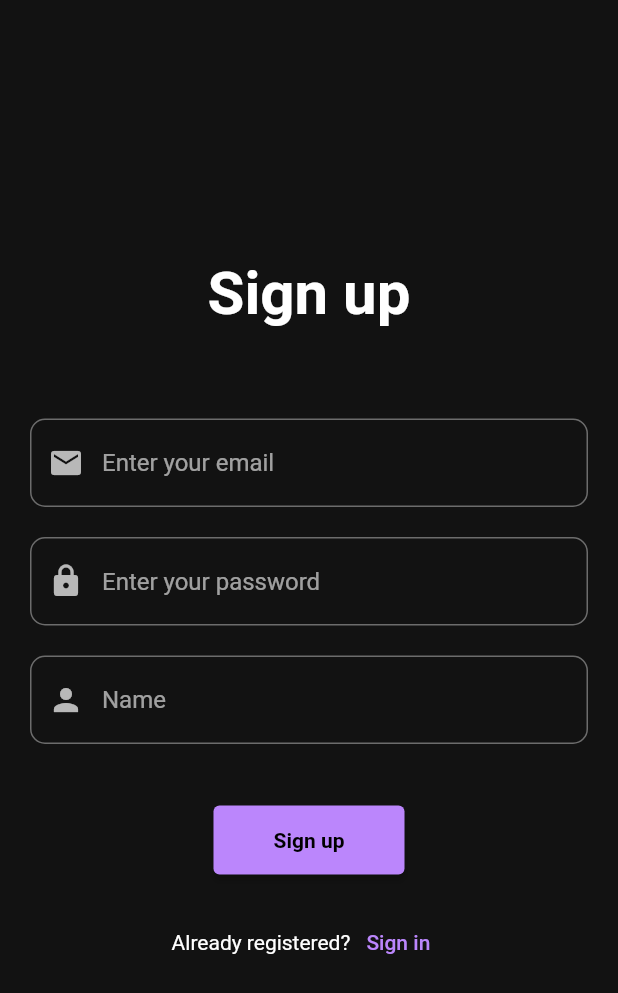
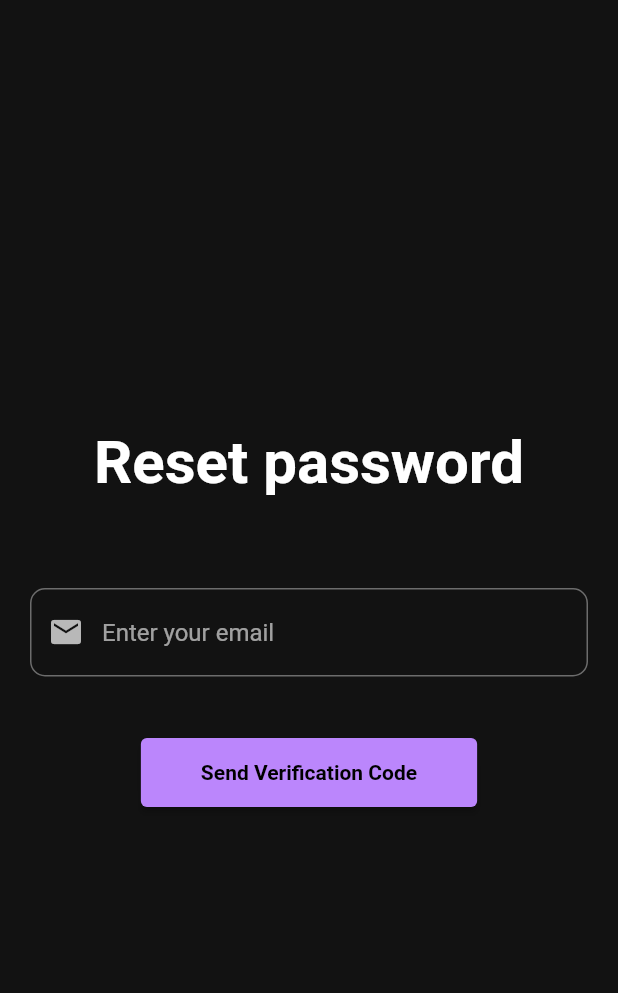
Before and after one commit to leejh903/kas-wallet-connector-example-bapp, a Flutter app: the screen it shows after launch, after a tap on "Forgot Password?", on a phone screen of 412 x 824 dp. Shown: the top 993 px of the screen. Run offline on Flutter 3.47's test engine with Material 2 defaults, Android fonts, the light colour scheme and no system bars; our stand-ins replace email_validator, flutter_dotenv, flutter_secure_storage.

Commit message:
implemented forgot passwrod screen and backend code

```diff
--- /dev/null
+++ b/lib/screen/forgot_pw_screen.dart
@@ -0,0 +1,193 @@
+import 'dart:convert';
+
+import 'package:crypto/crypto.dart';
+import 'package:email_validator/email_validator.dart';
+import 'package:flutter/material.dart';
+import 'package:kas_wallet_connector_example_bapp/model/error.dart';
+import 'package:kas_wallet_connector_example_bapp/screen/login_screen.dart';
+import 'package:kas_wallet_connector_example_bapp/service/kas_service.dart';
+
+class ForgotPasswordScreen extends StatefulWidget {
+  const ForgotPasswordScreen({Key? key}) : super(key: key);
+
+  @override
+  State<ForgotPasswordScreen> createState() => _ForgotPasswordScreenState();
+}
+
+class _ForgotPasswordScreenState extends State<ForgotPasswordScreen> {
+  final _formKey = GlobalKey<FormState>();
+  bool sentVerificationCode = false;
+  final TextEditingController emailController = TextEditingController();
+  final TextEditingController passwordController = TextEditingController();
+  final TextEditingController confirmCodeController = TextEditingController();
+  final _kasService = KasService();
+
+  Future<void> onPressed() async {
+    if (!_formKey.currentState!.validate()) return;
+
+    final email = emailController.text;
+    var res;
+    var message;
+
+    var routeToLogin = false;
+    if (sentVerificationCode) {
+      final newPassword =
+          '0x${sha256.convert(utf8.encode(passwordController.text))}';
+      final confirmCode = confirmCodeController.text;
+      res = await _kasService.confirmVerificationCode(
+          email, newPassword, confirmCode);
+      message = 'password reset successfully';
+      routeToLogin = res is! KasError;
+    }
+    if (!sentVerificationCode) {
+      res = await _kasService.sendVerificationCode(email);
+      setState(() {
+        sentVerificationCode = true;
+      });
+      message = 'Verification code sent. Check your email';
+    }
+
+    if (res is KasError) {
+      message = 'Error: ${res.message}';
+    }
+
+    ScaffoldMessenger.of(context).showSnackBar(
+      SnackBar(
+        content: Text(message),
+      ),
+    );
+
+    if (routeToLogin) {
+      Navigator.pushReplacement(
+        context,
+        MaterialPageRoute(builder: (context) => LoginScreen()),
+      );
+    }
+  }
+
+  @override
+  Widget build(BuildContext context) {
+    return GestureDetector(
+      onTap: () {
+        FocusScope.of(context).requestFocus(FocusNode());
+      },
+      child: Scaffold(
+        backgroundColor: Theme.of(context).colorScheme.background,
+        body: Center(
+          child: SingleChildScrollView(
+            child: Container(
+              padding: const EdgeInsets.all(20),
+              child: Column(
+                mainAxisAlignment: MainAxisAlignment.center,
+                children: <Widget>[
+                  const Text(
+                    'Reset password',
+                    style: TextStyle(
+                      fontWeight: FontWeight.bold,
+                      fontSize: 40,
+                    ),
+                  ),
+                  const SizedBox(
+                    height: 60,
+                  ),
+                  Form(
+                    key: _formKey,
+                    child: Column(
+                      children: [
+                        TextFormField(
+                          readOnly: sentVerificationCode,
+                          controller: emailController,
+                          autovalidateMode: AutovalidateMode.onUserInteraction,
+                          validator: (value) => EmailValidator.validate(value!)
+                              ? null
+                              : "Please enter a valid email",
+                          maxLines: 1,
+                          decoration: InputDecoration(
+                            hintText: 'Enter your email',
+                            prefixIcon: const Icon(Icons.email),
+                            border: OutlineInputBorder(
+                              borderRadius: BorderRadius.circular(10),
+                            ),
+                          ),
+                        ),
+                        sentVerificationCode
+                            ? const SizedBox(
+                                height: 20,
+                              )
+                            : Container(),
+                        sentVerificationCode
+                            ? TextFormField(
+                                controller: passwordController,
+                                validator: (value) {
+                                  if (value == null || value.isEmpty) {
+                                    return 'Please enter your new password';
+                                  }
+                                  return null;
+                                },
+                                maxLines: 1,
+                                obscureText: true,
+                                decoration: InputDecoration(
+                                  prefixIcon: const Icon(Icons.lock),
+                                  hintText: 'Enter your new password',
+                                  border: OutlineInputBorder(
+                                    borderRadius: BorderRadius.circular(10),
+                                  ),
+                                ),
+                              )
+                            : Container(),
+                        sentVerificationCode
+                            ? const SizedBox(
+                                height: 20,
+                              )
+                            : Container(),
+                        sentVerificationCode
+                            ? TextFormField(
+                                controller: confirmCodeController,
+                                validator: (value) {
+                                  if (value == null || value.isEmpty) {
+                                    return 'Please enter verfication code';
+                                  }
+                                  return null;
+                                },
+                                maxLines: 1,
+                                decoration: InputDecoration(
+                                  hintText: 'Verification Code',
+                                  prefixIcon: const Icon(Icons.person),
+                                  border: OutlineInputBorder(
+                                    borderRadius: BorderRadius.circular(10),
+                                  ),
+                                ),
+                              )
+                            : Container(),
+                        const SizedBox(
+                          height: 40,
+                        ),
+                        ElevatedButton(
+                          onPressed: onPressed,
+                          style: ElevatedButton.styleFrom(
+                            padding: const EdgeInsets.fromLTRB(40, 15, 40, 15),
+                          ),
+                          child: sentVerificationCode
+                              ? const Text('Reset Password',
+                                  style: TextStyle(
+                                    fontWeight: FontWeight.bold,
+                                  ))
+                              : const Text(
+                                  'Send Verification Code',
+                                  style: TextStyle(
+                                    fontWeight: FontWeight.bold,
+                                  ),
+                                ),
+                        ),
+                      ],
+                    ),
+                  )
+                ],
+              ),
+            ),
+          ),
+        ),
+      ),
+    );
+  }
+}
--- a/lib/screen/login_screen.dart
+++ b/lib/screen/login_screen.dart
@@ -6,6 +6,7 @@ import 'package:flutter_secure_storage/flutter_secure_storage.dart';
 import 'package:kas_wallet_connector_example_bapp/constant/storage.dart';
 import 'package:kas_wallet_connector_example_bapp/model/error.dart';
 import 'package:kas_wallet_connector_example_bapp/model/jwt.dart';
+import 'package:kas_wallet_connector_example_bapp/screen/forgot_pw_screen.dart';
 import 'package:kas_wallet_connector_example_bapp/screen/home_screen.dart';
 import 'package:kas_wallet_connector_example_bapp/screen/register_screen.dart';
 import 'package:kas_wallet_connector_example_bapp/service/kas_service.dart';
@@ -116,11 +117,10 @@ class _LoginScreenState extends State<LoginScreen> {
                     ),
                     TextButton(
                       onPressed: () {
-                        Navigator.pushReplacement(
+                        Navigator.push(
                           context,
                           MaterialPageRoute(
-                            builder: (context) =>
-                                const RegisterScreen(title: 'Register UI'),
+                            builder: (context) => const ForgotPasswordScreen(),
                           ),
                         );
                       },
```
Also changed, not shown: lib/service/kas_service.dart (+39 -0 lines), 3 other files.
